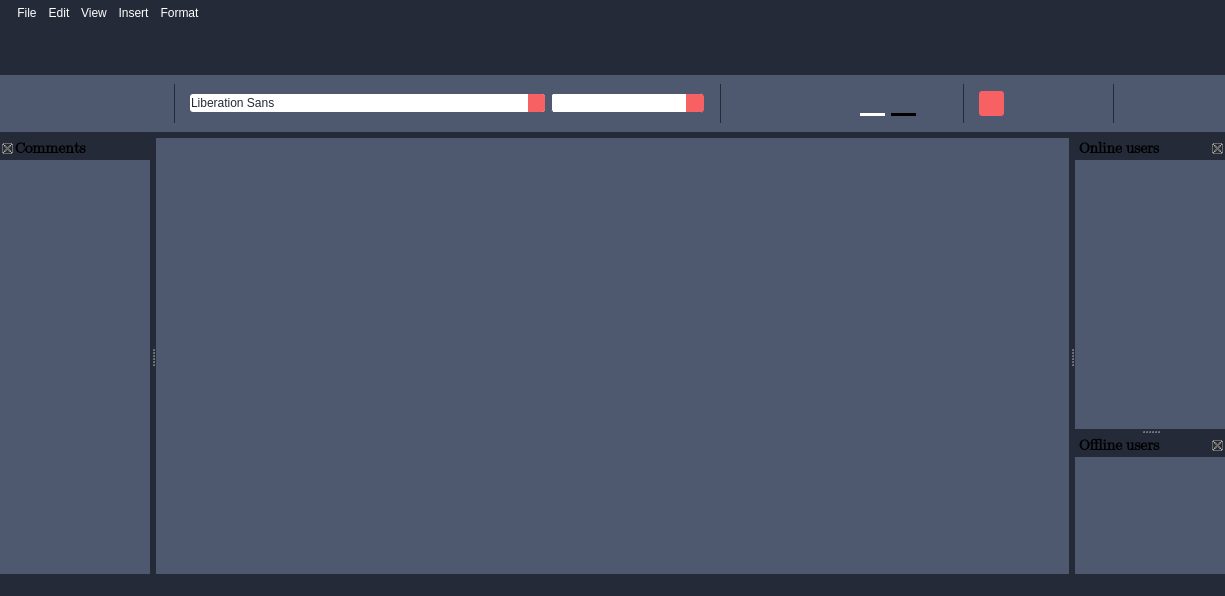
First picture: the form in src/client/gui/ui/texteditor.ui, repository aleoli/Shared-Editor, before the edit.
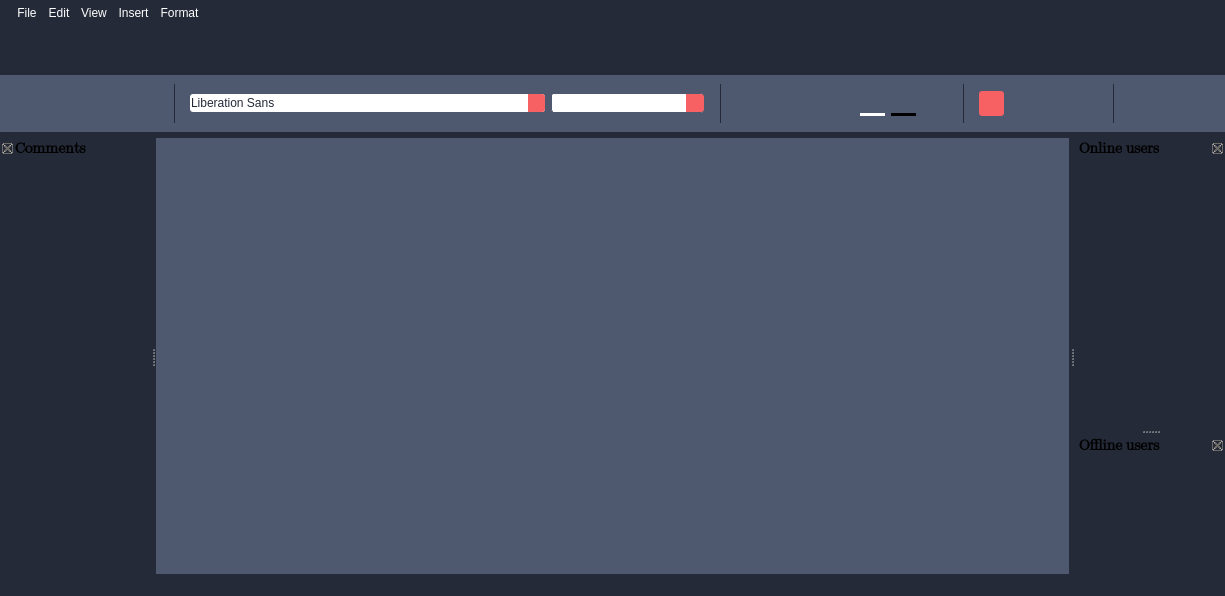
Second picture: the form after the edit. Icons and pictures are not drawn.

Commit message: modificato stile QDockwidgets

Diff of the .ui file:
```diff
--- a/src/client/gui/ui/texteditor.ui
+++ b/src/client/gui/ui/texteditor.ui
@@ -484,7 +484,7 @@
    </attribute>
    <widget class="QWidget" name="contents_connectedUsers">
     <property name="styleSheet">
-     <string notr="true">background-color: #4E596F;</string>
+     <string notr="true"/>
     </property>
     <widget class="QScrollArea" name="scrollArea_connected">
      <property name="geometry">
@@ -510,6 +510,9 @@
         <height>80</height>
        </rect>
       </property>
+      <property name="styleSheet">
+       <string notr="true"/>
+      </property>
      </widget>
     </widget>
    </widget>
@@ -577,7 +580,7 @@
    </attribute>
    <widget class="QWidget" name="contents_comments">
     <property name="styleSheet">
-     <string notr="true">background-color: #4E596F;</string>
+     <string notr="true"/>
     </property>
     <widget class="QScrollArea" name="scrollArea_comments">
      <property name="geometry">
@@ -603,6 +606,9 @@
         <height>80</height>
        </rect>
       </property>
+      <property name="styleSheet">
+       <string notr="true"/>
+      </property>
      </widget>
     </widget>
    </widget>
@@ -2612,7 +2618,7 @@
    </attribute>
    <widget class="QWidget" name="contents_disconnectedUsers">
     <property name="styleSheet">
-     <string notr="true">background-color: #4E596F;</string>
+     <string notr="true"/>
     </property>
     <widget class="QScrollArea" name="scrollArea_disconnected">
      <property name="geometry">
@@ -2638,6 +2644,9 @@
         <height>80</height>
        </rect>
       </property>
+      <property name="styleSheet">
+       <string notr="true"/>
+      </property>
      </widget>
     </widget>
    </widget>
```
